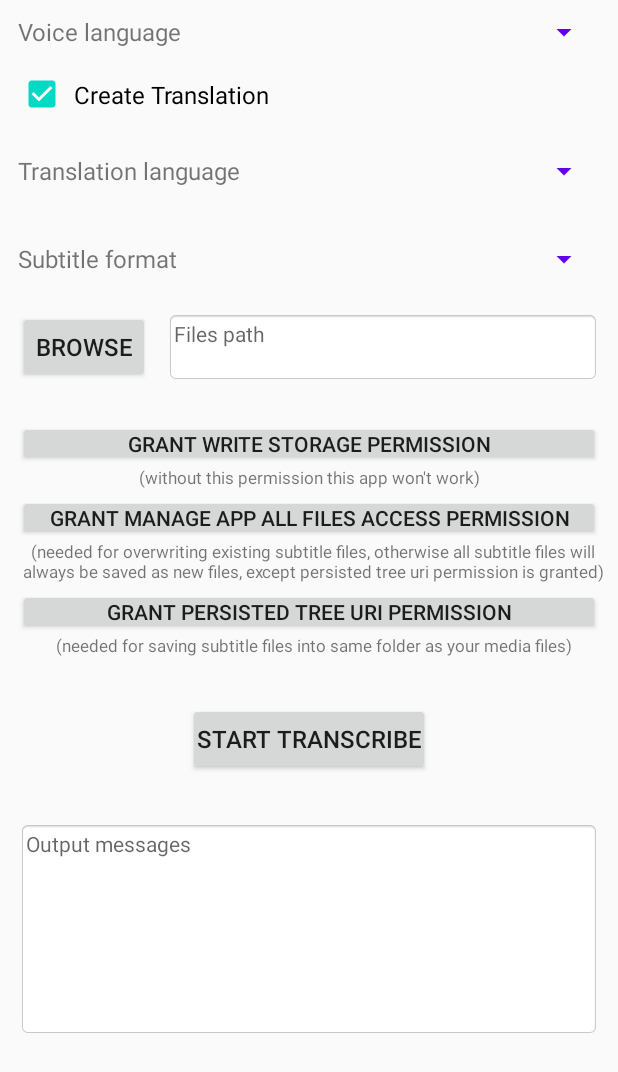
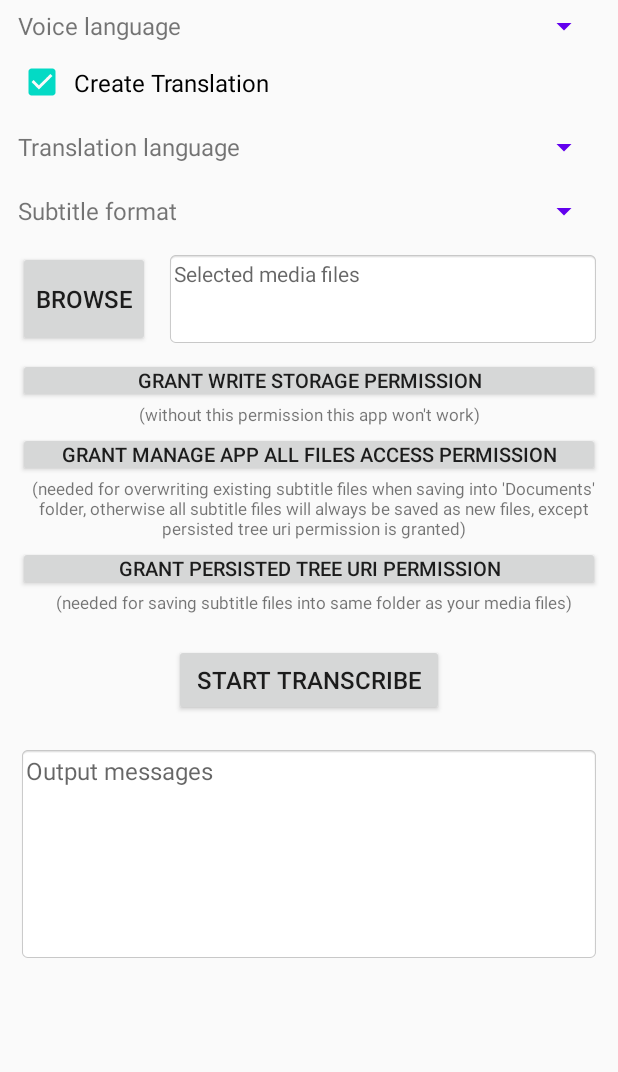
Before and after one commit to botbahlul/android-autosrt-v2, an Android app: the layout activity_main.xml on its own in the app's theme, with its tools: preview values and no code run, on a phone screen of 412 x 824 dp. Shown: the top 1072 px of the screen. Run offline under Robolectric (Android 15) with nearby library versions, the phone set to English and light mode, and no system bars.

Commit message:
Add files via upload

```diff
--- a/app/build.gradle
+++ b/app/build.gradle
@@ -26,7 +26,7 @@ android {
         minSdkVersion 23
         targetSdkVersion 30
         versionCode 2
-        versionName "2.8.4"
+        versionName "2.8.5"
 
         ndk {
             abiFilters "armeabi-v7a", "arm64-v8a", "x86", "x86_64"
--- a/app/src/main/res/layout/activity_main.xml
+++ b/app/src/main/res/layout/activity_main.xml
@@ -23,7 +23,7 @@
             android:textAlignment="gravity"
             android:textSize="16sp"
             android:layout_width="180dp"
-            android:layout_height="40dp"
+            android:layout_height="32dp"
             android:layout_marginStart="5dp"
             android:layout_marginTop="0dp"
             android:layout_marginEnd="5dp"
@@ -33,7 +33,7 @@
             android:id="@+id/spinner_src_languages"
             android:hint="Voice languages"
             android:spinnerMode="dropdown"
-            android:minHeight="40dp"
+            android:minHeight="32dp"
             android:padding="0dp"
             android:gravity="start"
             android:textAlignment="gravity"
@@ -49,7 +49,7 @@
         <CheckBox
             android:id="@+id/checkbox_create_translation"
             android:text="Create Translation"
-            android:minHeight="31dp"
+            android:minHeight="32dp"
             android:padding="5dp"
             android:gravity="start"
             android:textAlignment="gravity"
@@ -72,7 +72,7 @@
             android:textSize="16sp"
             android:visibility="visible"
             android:layout_width="180dp"
-            android:layout_height="48dp"
+            android:layout_height="32dp"
             android:layout_below="@+id/checkbox_create_translation"
             android:layout_marginStart="5dp"
             android:layout_marginTop="5dp"
@@ -83,7 +83,7 @@
             android:id="@+id/spinner_dst_languages"
             android:hint="@string/translation_language_hints"
             android:spinnerMode="dropdown"
-            android:minHeight="48dp"
+            android:minHeight="32dp"
             android:padding="0dp"
             android:gravity="start"
             android:textAlignment="gravity"
@@ -106,7 +106,7 @@
             android:textAlignment="gravity"
             android:textSize="16sp"
             android:layout_width="180dp"
-            android:layout_height="48dp"
+            android:layout_height="32dp"
             android:layout_below="@+id/textview_text2"
             android:layout_marginStart="5dp"
             android:layout_marginTop="5dp"
@@ -117,7 +117,7 @@
             android:id="@+id/spinner_subtitle_format"
             android:hint="SUBTITLE.FORMAT"
             android:spinnerMode="dropdown"
-            android:minHeight="48dp"
+            android:minHeight="32dp"
             android:padding="0dp"
             android:gravity="start|center"
             android:textAlignment="gravity"
@@ -134,15 +134,15 @@
         <Button
             android:id="@+id/button_browse"
             android:text="@string/browse"
-            android:minHeight="48dp"
+            android:minHeight="32dp"
             android:padding="5dp"
             android:gravity="center"
             android:textAlignment="gravity"
             android:textSize="16sp"
             android:layout_width="wrap_content"
-            android:layout_height="wrap_content"
+            android:layout_height="64dp"
             android:layout_below="@+id/textview_text3"
-            android:layout_gravity="center_horizontal"
+            android:layout_gravity="start|center"
             android:layout_marginStart="5dp"
             android:layout_marginTop="5dp"
             android:layout_marginEnd="5dp"
@@ -159,7 +159,7 @@
             android:layout_below="@+id/spinner_subtitle_format"
             android:layout_toEndOf="@+id/button_browse"
             android:layout_width="match_parent"
-            android:layout_height="48dp"
+            android:layout_height="64dp"
             android:layout_marginStart="5dp"
             android:layout_marginTop="5dp"
             android:layout_marginEnd="5dp"
@@ -174,12 +174,12 @@
             android:padding="5dp"
             android:gravity="center"
             android:textAlignment="gravity"
-            android:textSize="14sp"
+            android:textSize="13sp"
             android:layout_below="@+id/button_browse"
             android:layout_width="match_parent"
             android:layout_height="wrap_content"
             android:layout_marginStart="5dp"
-            android:layout_marginTop="20dp"
+            android:layout_marginTop="2dp"
             android:layout_marginEnd="5dp"
             android:layout_marginBottom="0dp"
             android:checked="false"
@@ -207,7 +207,7 @@
             android:padding="5dp"
             android:gravity="center"
             android:textAlignment="gravity"
-            android:textSize="14sp"
+            android:textSize="13sp"
             android:layout_width="match_parent"
             android:layout_height="wrap_content"
             android:layout_below="@+id/textview_grant_storage_permission_notes"
@@ -240,7 +240,7 @@
             android:padding="5dp"
             android:gravity="center"
             android:textAlignment="gravity"
-            android:textSize="14sp"
+            android:textSize="13sp"
             android:layout_width="match_parent"
             android:layout_height="wrap_content"
             android:layout_below="@+id/textview_grant_manage_app_all_files_access_permission_notes"
@@ -263,7 +263,7 @@
             android:layout_marginStart="5dp"
             android:layout_marginTop="0dp"
             android:layout_marginEnd="0dp"
-            android:layout_marginBottom="15dp"
+            android:layout_marginBottom="10dp"
             />
         <Button
             android:id="@+id/button_start"
@@ -274,12 +274,12 @@
             android:textSize="16sp"
             android:layout_below="@+id/textview_grant_persisted_tree_uri_permission_notes"
             android:layout_centerHorizontal="true"
-            android:layout_width="wrap_content"
+            android:layout_width="180dp"
             android:layout_height="wrap_content"
-            android:layout_marginStart="5dp"
-            android:layout_marginTop="15dp"
-            android:layout_marginEnd="5dp"
-            android:layout_marginBottom="15dp"
+            android:layout_marginStart="10dp"
+            android:layout_marginTop="10dp"
+            android:layout_marginEnd="10dp"
+            android:layout_marginBottom="10dp"
             />
         <TextView
             android:id="@+id/textview_output_messages_1"
@@ -290,14 +290,14 @@
             android:padding="5dp"
             android:scrollbars="vertical"
             android:textAlignment="gravity"
-            android:textSize="14sp"
+            android:textSize="16sp"
             android:typeface="sans"
             android:layout_width="match_parent"
             android:layout_height="144dp"
             android:layout_below="@+id/button_start"
             android:layout_centerHorizontal="true"
             android:layout_marginStart="5dp"
-            android:layout_marginTop="15dp"
+            android:layout_marginTop="10dp"
             android:layout_marginEnd="5dp"
             android:layout_marginBottom="5dp"
             tools:ignore="RtlHardcoded,SmallSp" />
--- a/app/src/main/res/values/strings.xml
+++ b/app/src/main/res/values/strings.xml
@@ -9,14 +9,14 @@
     <string name="output_messages">Output messages</string>
     <string name="voice_language">Voice language</string>
     <string name="cancel">Cancel</string>
-    <string name="file_path">Files path</string>
+    <string name="file_path">Selected media files</string>
     <string name="language_src_language">Voice language</string>
     <string name="language_dst_language">Translation language</string>
     <string name="current_file_proceed">Current file proceed</string>
     <string name="grant_write_storage_permission">GRANT WRITE STORAGE PERMISSION</string>
     <string name="without_this_permission_this_app_won_t_work">(without this permission this app won\'t work)</string>
     <string name="grant_manage_app_all_files_access_permission">GRANT MANAGE APP ALL FILES ACCESS PERMISSION</string>
-    <string name="needed_for_overwriting_existing_subtitle_files_otherwise_all_subtitle_files_will_always_be_saved_as_new_files_except_if_you_grant_persisted_tree_uri_permission">(needed for overwriting existing subtitle files, otherwise all subtitle files will always be saved as new files, except persisted tree uri permission is granted)</string>
+    <string name="needed_for_overwriting_existing_subtitle_files_otherwise_all_subtitle_files_will_always_be_saved_as_new_files_except_if_you_grant_persisted_tree_uri_permission">(needed for overwriting existing subtitle files when saving into \'Documents\' folder, otherwise all subtitle files will always be saved as new files, except persisted tree uri permission is granted)</string>
     <string name="grant_persisted_tree_uri_permission">GRANT PERSISTED TREE URI PERMISSION</string>
     <string name="needed_for_saving_subtitle_files_into_same_folder_as_your_media_files">(needed for saving subtitle files into same folder as your media files)</string>
 </resources>
```
Also changed, not shown: app/src/main/java/com/android/autosrt/MainActivity.java (+38 -32 lines), app/src/main/java/com/android/autosrt/TranscribeActivity.java (+6 -4 lines), app/src/main/res/layout/activity_transcribe.xml (+20 -21 lines), 1 other file.
